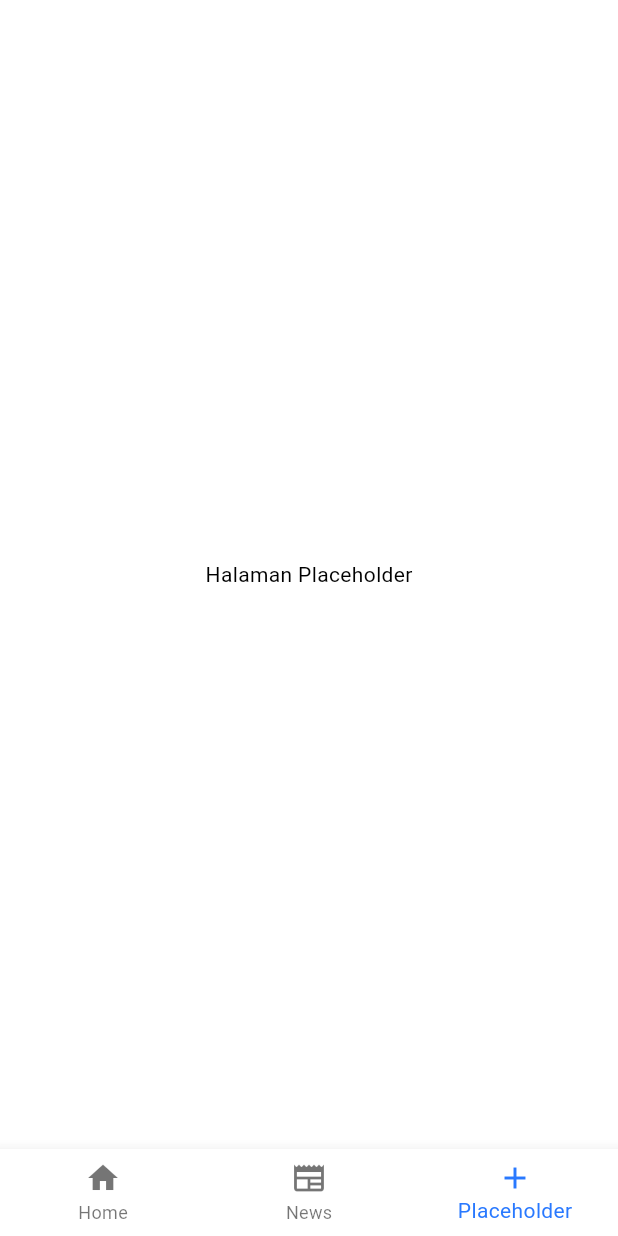
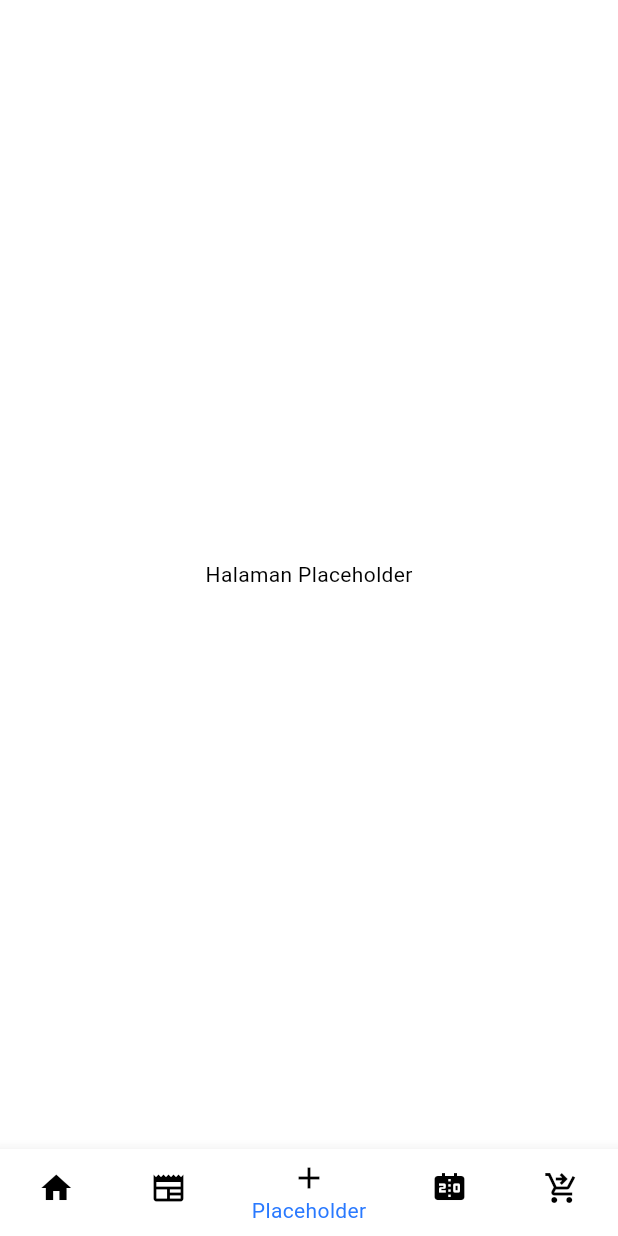
Before and after one commit to PBP-kelompok-c13/sportwatch_NG, a Flutter app: the MainPage screen opened directly, item 3 of the bottom bar chosen, on a phone screen of 412 x 824 dp. Run offline on Flutter 3.47's test engine with Material 3 defaults, Android fonts, the phone set to English and light mode, and no system bars; our stand-ins replace timeago; missing offline and left inert: pbp_django_auth.

Commit message:
menambahkan scoreboard dan shop ke main.dart agar bisa diakses

```diff
--- a/lib/main_page.dart
+++ b/lib/main_page.dart
@@ -1,10 +1,12 @@
 import 'package:flutter/material.dart';
 import 'package:sportwatch_ng/home.dart';
 import 'package:sportwatch_ng/portal_berita/news_page.dart';
+import 'package:sportwatch_ng/scoreboard/screens/scoreboard_landing_page.dart';
+import 'package:sportwatch_ng/shop/screens/shop_landing_page.dart';
+
 
 class MainPage extends StatefulWidget {
   const MainPage({super.key});
-
   @override
   State<MainPage> createState() => _MainPageState();
 }
@@ -17,6 +19,8 @@ class _MainPageState extends State<MainPage> {
     Text(
       'Halaman Placeholder',
     ),
+    ScoreboardLandingPage(),
+    ShopPage(),
   ];
 
   void _onItemTapped(int index) {
@@ -34,16 +38,27 @@ class _MainPageState extends State<MainPage> {
       bottomNavigationBar: BottomNavigationBar(
         items: const <BottomNavigationBarItem>[
           BottomNavigationBarItem(
-            icon: Icon(Icons.home),
+            icon: Icon(
+                Icons.home,
+              color: Colors.black,
+            ),
             label: 'Home',
           ),
           BottomNavigationBarItem(
-            icon: Icon(Icons.newspaper),
+            icon: Icon(Icons.newspaper, color: Colors.black,),
             label: 'News',
           ),
           BottomNavigationBarItem(
-            icon: Icon(Icons.add),
+            icon: Icon(Icons.add, color: Colors.black,),
             label: 'Placeholder',
+          ),
+          BottomNavigationBarItem(
+              icon: Icon(Icons.scoreboard, color: Colors.black,),
+              label: 'Scoreboard',
+          ),
+          BottomNavigationBarItem(
+            icon: Icon(Icons.shopping_cart_checkout, color: Colors.black,),
+            label: 'Shop',
           ),
         ],
         currentIndex: _selectedIndex,
```
